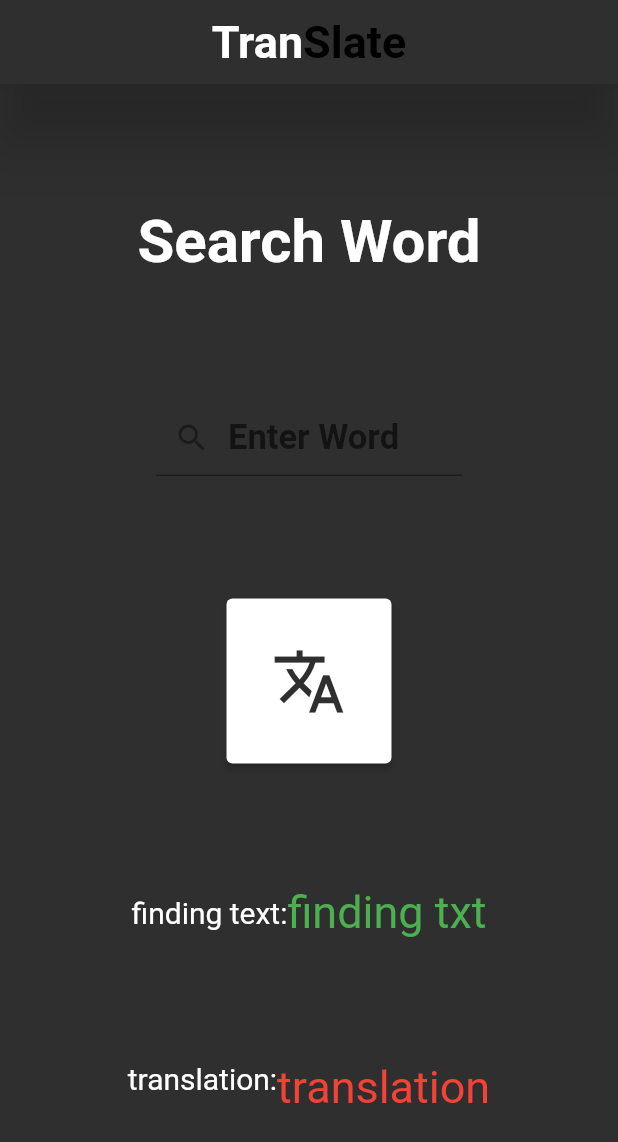
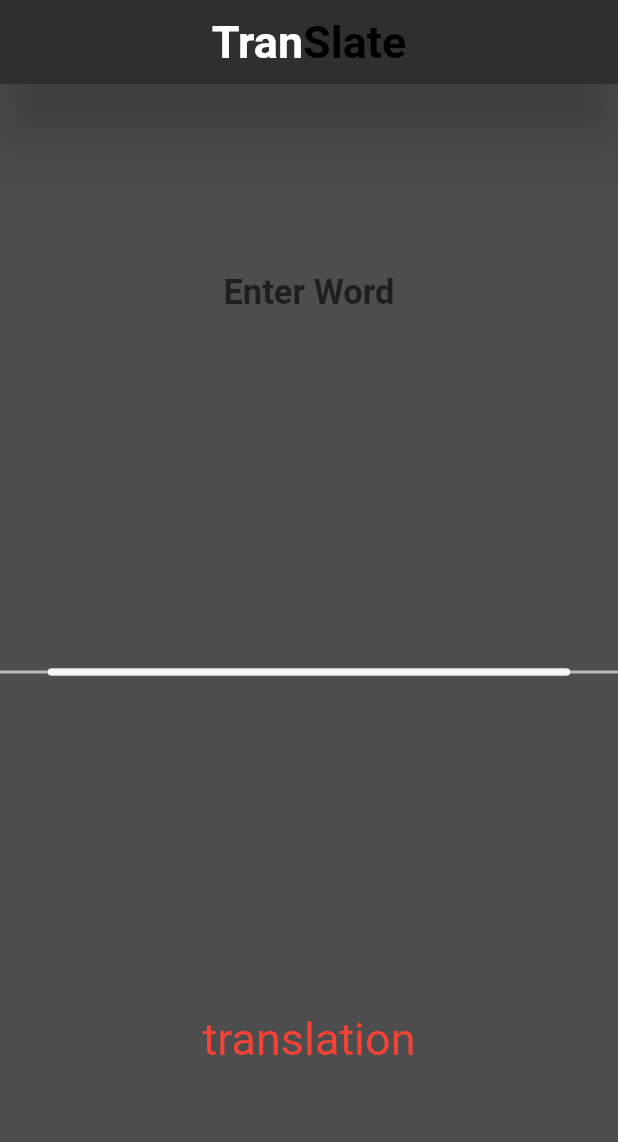
Before and after one commit to malak4822/xmltranslator, a Flutter app: the screen it shows after launch, on a phone screen of 412 x 824 dp. Shown: the top 1142 px of the screen. Run offline on Flutter 3.47's test engine with Material 2 defaults, Android fonts, the phone set to English and light mode, and no system bars; our stand-ins replace google_fonts; Roboto replaces fonts that are missing (Actor, Overpass).

Commit message:
look changes

```diff
--- a/lib/button.dart
+++ /dev/null
@@ -1,25 +0,0 @@
-import 'package:flutter/material.dart';
-
-class ButtonClass extends StatefulWidget {
-  ButtonClass({Key? key, required this.whenClick}) : super(key: key);
-  VoidCallback whenClick;
-  @override
-  State<ButtonClass> createState() => _ButtonClassState();
-}
-
-class _ButtonClassState extends State<ButtonClass> {
-  @override
-  Widget build(BuildContext context) {
-    return ElevatedButton(
-        style: ElevatedButton.styleFrom(
-          padding: const EdgeInsets.all(30),
-          primary: Colors.white,
-        ),
-        onPressed: widget.whenClick,
-        child: const Icon(
-          Icons.translate,
-          size: 50,
-          color: Color.fromARGB(255, 47, 47, 47),
-        ));
-  }
-}
--- a/lib/main.dart
+++ b/lib/main.dart
@@ -1,6 +1,6 @@
 import 'package:flutter/material.dart';
 import 'package:google_fonts/google_fonts.dart';
-import 'package:xmltranslator/button.dart';
+import 'package:xmltranslator/painter.dart';
 import 'package:xmltranslator/xmlreader.dart';
 
 void main() {
@@ -46,7 +46,7 @@ class _MyHomePageState extends State<MyHomePage> {
   @override
   Widget build(BuildContext context) {
     return Scaffold(
-        backgroundColor: const Color.fromARGB(255, 47, 47, 47),
+        backgroundColor: Color.fromARGB(255, 77, 77, 77),
         appBar: AppBar(
           centerTitle: true,
           backgroundColor: const Color.fromARGB(255, 47, 47, 47),
@@ -71,32 +71,25 @@ class _MyHomePageState extends State<MyHomePage> {
           ),
           elevation: 20,
         ),
-        body:
-            Column(mainAxisAlignment: MainAxisAlignment.spaceEvenly, children: [
-          Text(
-            "Search Word",
-            style: GoogleFonts.overpass(
-                fontSize: 40, color: Colors.white, fontWeight: FontWeight.bold),
-          ),
-          Padding(
-            padding: const EdgeInsets.symmetric(horizontal: 104.0),
+        body: SafeArea(
+            child: Column(
+                mainAxisAlignment: MainAxisAlignment.spaceAround,
+                children: [
+              GestureDetector(
                 child: TextField(
                   style: GoogleFonts.overpass(
                       color: Colors.white,
                       fontWeight: FontWeight.bold,
                       fontSize: 23),
                   controller: _searchValue,
+                  textAlign: TextAlign.center,
                   decoration: const InputDecoration(
-                prefixIcon: Icon(Icons.search),
+                    border: InputBorder.none,
                     hintText: "Enter Word",
                   ),
-            ),
-          ),
-          Center(child: ButtonClass(
-            whenClick: () async {
+                  onEditingComplete: () async {
                     String xmlString = await DefaultAssetBundle.of(context)
                         .loadString("assets/test.xml");
-
                     final _translatedText2 =
                         await getXmlFile(context, _searchValue.text, xmlString);
 
@@ -110,33 +103,25 @@ class _MyHomePageState extends State<MyHomePage> {
                       });
                     } else {
                       setState(() {
-                  _translatedText1 = "Brak słowa";
+                        _translatedText1 = "Nie ma takowego słowa";
                       });
+                      print("wartosc po funkcji:$_translatedText2");
                     }
-
-              print("wartosc po funkcji:$_translatedText2");
                   },
-          )),
-          Row(mainAxisAlignment: MainAxisAlignment.center, children: [
-            Text("finding text:",
-                style: GoogleFonts.actor(color: Colors.white, fontSize: 20)),
-            Text(_typedText,
-                textAlign: TextAlign.center,
-                style: GoogleFonts.overpass(
-                  color: Colors.green,
-                  fontSize: 30,
-                ))
-          ]),
-          Wrap(children: [
-            Text("translation:",
-                style: GoogleFonts.actor(color: Colors.white, fontSize: 20)),
+                ),
+              ),
+              SizedBox(
+                width: MediaQuery.of(context).size.width,
+                child: CustomPaint(
+                  foregroundPainter: LinePainter(),
+                ),
+              ),
               Text(_translatedText1,
                   textAlign: TextAlign.center,
                   style: GoogleFonts.overpass(
                     color: Colors.red,
                     fontSize: 30,
-                ))
-          ])
-        ]));
+                  )),
+            ])));
   }
 }
```
Also changed, not shown: lib/painter.dart (added, +47 -0 lines). Lines whose indentation alone changed are shown as unchanged.
